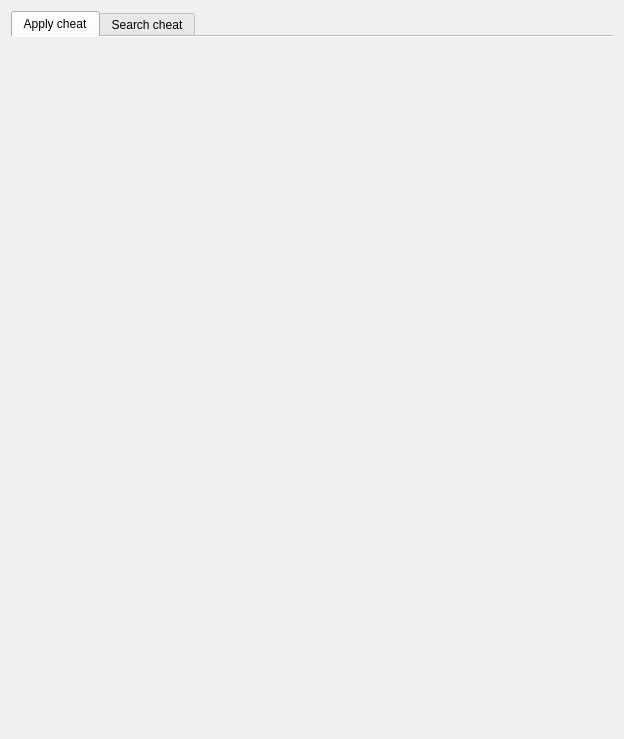
Above: UI/cheating/cheat_window.ui from NADNES-TEAM/NADNES before the change. Below: the same form after it.
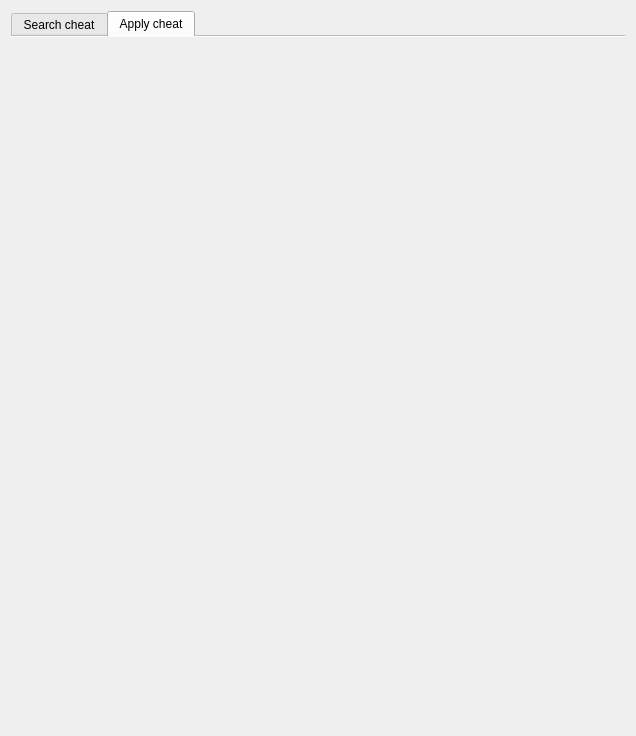
That is the form after the change. The open tabs and pages were chosen to show the change.

Commit message: all window sizes fixed, fixed cheat windows generating

```diff
--- a/UI/cheating/cheat_window.ui
+++ b/UI/cheating/cheat_window.ui
@@ -6,8 +6,8 @@
    <rect>
     <x>0</x>
     <y>0</y>
-    <width>624</width>
-    <height>739</height>
+    <width>636</width>
+    <height>736</height>
    </rect>
   </property>
   <property name="sizePolicy">
@@ -45,18 +45,6 @@
        <property name="movable">
         <bool>false</bool>
        </property>
-       <widget class="QWidget" name="applyTab">
-        <property name="sizePolicy">
-         <sizepolicy hsizetype="Expanding" vsizetype="Expanding">
-          <horstretch>0</horstretch>
-          <verstretch>0</verstretch>
-         </sizepolicy>
-        </property>
-        <attribute name="title">
-         <string>Apply cheat</string>
-        </attribute>
-        <layout class="QHBoxLayout" name="horizontalLayout_5"/>
-       </widget>
        <widget class="QWidget" name="searchTab">
         <property name="sizePolicy">
          <sizepolicy hsizetype="Expanding" vsizetype="Expanding">
@@ -69,6 +57,18 @@
         </attribute>
         <layout class="QHBoxLayout" name="horizontalLayout_2"/>
        </widget>
+       <widget class="QWidget" name="applyTab">
+        <property name="sizePolicy">
+         <sizepolicy hsizetype="Expanding" vsizetype="Expanding">
+          <horstretch>0</horstretch>
+          <verstretch>0</verstretch>
+         </sizepolicy>
+        </property>
+        <attribute name="title">
+         <string>Apply cheat</string>
+        </attribute>
+        <layout class="QHBoxLayout" name="horizontalLayout_5"/>
+       </widget>
       </widget>
      </item>
     </layout>
```
The commit also changes 18 other files.
